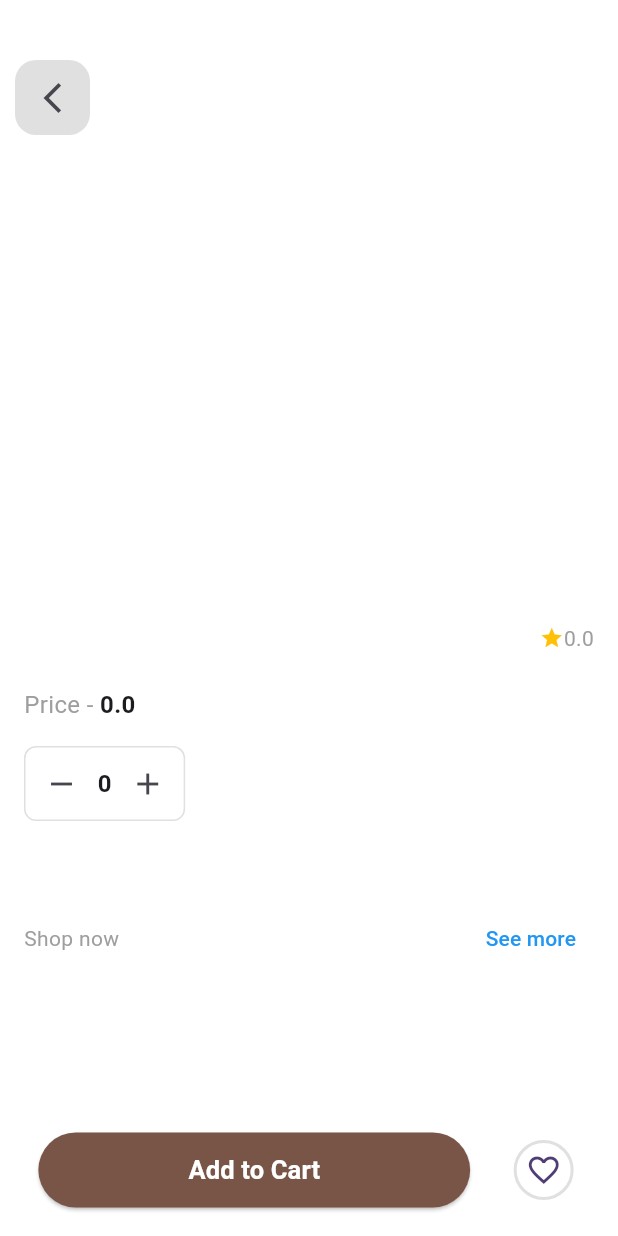
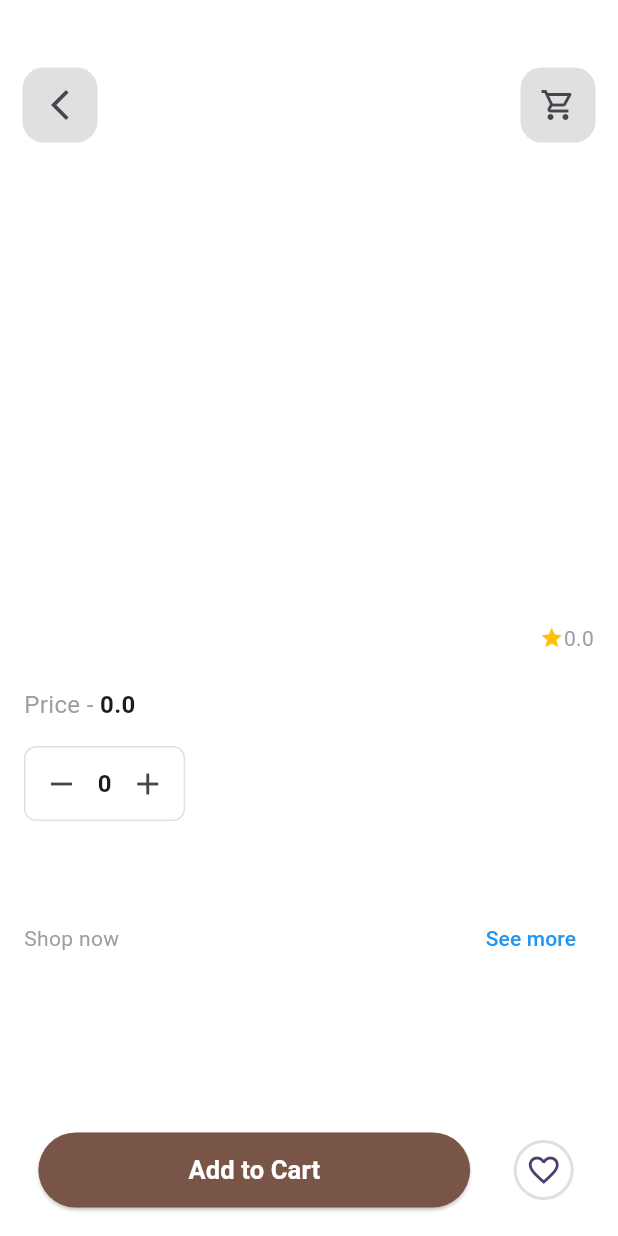
Before and after one commit to xN3k/Zesty, a Flutter app: the ProductDetailScreen screen opened directly with empty values, on a phone screen of 412 x 824 dp. Run offline on Flutter 3.47's test engine with Material 3 defaults, Android fonts, the phone set to English and light mode, and no system bars; our stand-ins replace equatable, firebase_core, flutter_bloc, freezed_annotation, get_it; accounts and stored records are empty; network calls fail.

Commit message:
added cart

```diff
--- a/lib/view/product/widgets/page_view_widget.dart
+++ b/lib/view/product/widgets/page_view_widget.dart
@@ -37,12 +37,15 @@ class PageViewWidget extends StatelessWidget {
           ),
         ),
         Positioned(
-          top: 40,
-          left: 10,
-          right: 10,
+          top: 45,
+          left: 15,
+          right: 15,
           child: Row(
+            mainAxisAlignment: MainAxisAlignment.spaceBetween,
             children: [
               IconButtonWidget(press: () {}, icon: Icons.arrow_back_ios_new),
+              IconButtonWidget(
+                  press: () {}, icon: Icons.shopping_cart_outlined),
             ],
           ),
         ),
```
